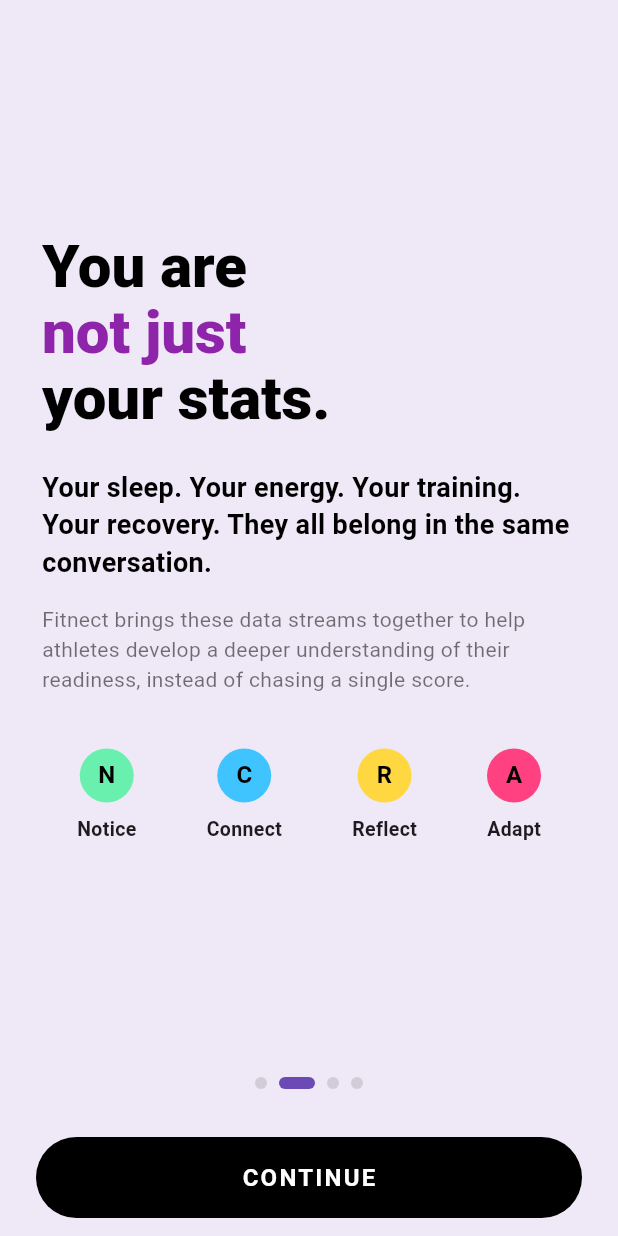
After one commit to ahmadrahees156-creator/fitnect, a Flutter app: the screen it shows after launch, after a tap on "CONTINUE", on a phone screen of 412 x 824 dp. The commit adds this screen. Run offline on Flutter 3.47's test engine with Material 3 defaults, Android fonts, the phone set to English and light mode, and no system bars.

Commit message:
onboarding screen

```diff
--- /dev/null
+++ b/lib/onboarding_screen.dart
@@ -0,0 +1,508 @@
+import 'package:flutter/material.dart';
+import 'package:flutter/gestures.dart';
+
+class OnboardingScreen extends StatefulWidget {
+  const OnboardingScreen({super.key});
+
+  @override
+  State<OnboardingScreen> createState() => _OnboardingScreenState();
+}
+
+class _OnboardingScreenState extends State<OnboardingScreen> {
+  final PageController _pageController = PageController();
+  int _currentPage = 0;
+
+  @override
+  void dispose() {
+    _pageController.dispose();
+    super.dispose();
+  }
+
+  void _onNextPage() {
+    if (_currentPage < 3) {
+      _pageController.nextPage(
+        duration: const Duration(milliseconds: 400),
+        curve: Curves.easeInOut,
+      );
+    } else {
+
+      Navigator.of(context).pushReplacement(
+        MaterialPageRoute(
+          builder: (context) => const PlaceholderHomeScreen(),
+        ),
+      );
+    }
+  }
+
+  @override
+  Widget build(BuildContext context) {
+    const backgroundColor = Color(0xFFEFE8F6); // Soft pastel purple theme
+
+    return Scaffold(
+      backgroundColor: backgroundColor,
+      body: SafeArea(
+        child: Column(
+          children: [
+
+            Expanded(
+              child: ScrollConfiguration(
+                behavior: ScrollConfiguration.of(context).copyWith(
+                  dragDevices: {
+                    PointerDeviceKind.touch,
+                    PointerDeviceKind.mouse,
+                    PointerDeviceKind.trackpad,
+                  },
+                ),
+                child: PageView(
+                  controller: _pageController,
+                  onPageChanged: (index) {
+                    setState(() {
+                      _currentPage = index;
+                    });
+                  },
+                  children: const [
+                    _SlideOne(),
+                    _SlideTwo(),
+                    _SlideThree(),
+                    _SlideFour(),
+                  ],
+                ),
+              ),
+            ),
+
+
+            Row(
+              mainAxisAlignment: MainAxisAlignment.center,
+              children: List.generate(
+                4,
+                (index) => AnimatedContainer(
+                  duration: const Duration(milliseconds: 300),
+                  margin: const EdgeInsets.symmetric(horizontal: 4.0),
+                  height: 8.0,
+                  width: _currentPage == index ? 24.0 : 8.0,
+                  decoration: BoxDecoration(
+                    color: _currentPage == index
+                        ? const Color(0xFF6C4AB6)
+                        : Colors.black12,
+                    borderRadius: BorderRadius.circular(4.0),
+                  ),
+                ),
+              ),
+            ),
+            const SizedBox(height: 20.0),
+
+
+            Padding(
+              padding: const EdgeInsets.symmetric(horizontal: 24.0, vertical: 12.0),
+              child: SizedBox(
+                width: double.infinity,
+                height: 54,
+                child: ElevatedButton(
+                  onPressed: _onNextPage,
+                  style: ElevatedButton.styleFrom(
+                    backgroundColor: Colors.black,
+                    foregroundColor: Colors.white,
+                    shape: RoundedRectangleBorder(
+                      borderRadius: BorderRadius.circular(30),
+                    ),
+                    elevation: 0,
+                  ),
+                  child: Text(
+                    _currentPage == 3 ? 'GET STARTED' : 'CONTINUE',
+                    style: const TextStyle(
+                      fontSize: 16,
+                      fontWeight: FontWeight.bold,
+                      letterSpacing: 1.5,
+                    ),
+                  ),
+                ),
+              ),
+            ),
+          ],
+        ),
+      ),
+    );
+  }
+}
+
+
+class _SlideOne extends StatelessWidget {
+  const _SlideOne();
+
+  @override
+  Widget build(BuildContext context) {
+    return Padding(
+      padding: const EdgeInsets.symmetric(horizontal: 28.0),
+      child: Column(
+        mainAxisAlignment: MainAxisAlignment.center,
+        crossAxisAlignment: CrossAxisAlignment.start,
+        children: [
+          Row(
+            children: const [
+              Icon(Icons.circle, size: 8, color: Color(0xFF9C27B0)),
+              SizedBox(width: 8),
+              Text(
+                'ATHLETE WELLNESS, REIMAGINED',
+                style: TextStyle(
+                  color: Color(0xFF8E24AA),
+                  fontSize: 12,
+                  fontWeight: FontWeight.bold,
+                  letterSpacing: 1.2,
+                ),
+              ),
+            ],
+          ),
+          const SizedBox(height: 24),
+          const Text(
+            'Listen\nto your\nbody.',
+            style: TextStyle(
+              color: Colors.black,
+              fontSize: 48,
+              height: 1.1,
+              fontWeight: FontWeight.w900,
+            ),
+          ),
+          const SizedBox(height: 24),
+          const Text(
+            'Performance is more than what happens during a workout. '
+            'Understand your wellness, training and recovery as parts of one bigger picture.',
+            style: TextStyle(
+              color: Colors.black87,
+              fontSize: 16,
+              height: 1.5,
+            ),
+          ),
+        ],
+      ),
+    );
+  }
+}
+
+
+class _SlideTwo extends StatelessWidget {
+  const _SlideTwo();
+
+  @override
+  Widget build(BuildContext context) {
+    return Padding(
+      padding: const EdgeInsets.symmetric(horizontal: 28.0),
+      child: Column(
+        mainAxisAlignment: MainAxisAlignment.center,
+        crossAxisAlignment: CrossAxisAlignment.start,
+        children: [
+          RichText(
+            text: const TextSpan(
+              style: TextStyle(
+                color: Colors.black,
+                fontSize: 40,
+                fontWeight: FontWeight.w900,
+                height: 1.1,
+              ),
+              children: [
+                TextSpan(text: 'You are\n'),
+                TextSpan(
+                  text: 'not just\n',
+                  style: TextStyle(color: Color(0xFF8E24AA)),
+                ),
+                TextSpan(text: 'your stats.'),
+              ],
+            ),
+          ),
+          const SizedBox(height: 24),
+          const Text(
+            'Your sleep. Your energy. Your training. Your recovery. They all belong in the same conversation.',
+            style: TextStyle(
+              color: Colors.black,
+              fontSize: 18,
+              fontWeight: FontWeight.w600,
+              height: 1.4,
+            ),
+          ),
+          const SizedBox(height: 16),
+          const Text(
+            'Fitnect brings these data streams together to help athletes develop a deeper understanding of their readiness, instead of chasing a single score.',
+            style: TextStyle(
+              color: Colors.black54,
+              fontSize: 14,
+              height: 1.4,
+            ),
+          ),
+          const SizedBox(height: 36),
+          Row(
+            mainAxisAlignment: MainAxisAlignment.spaceAround,
+            children: const [
+              _PillarItem(color: Colors.greenAccent, label: 'Notice'),
+              _PillarItem(color: Colors.lightBlueAccent, label: 'Connect'),
+              _PillarItem(color: Colors.amberAccent, label: 'Reflect'),
+              _PillarItem(color: Colors.pinkAccent, label: 'Adapt'),
+            ],
+          ),
+        ],
+      ),
+    );
+  }
+}
+
+class _PillarItem extends StatelessWidget {
+  final Color color;
+  final String label;
+
+  const _PillarItem({required this.color, required this.label});
+
+  @override
+  Widget build(BuildContext context) {
+    return Column(
+      children: [
+        CircleAvatar(
+          radius: 18,
+          backgroundColor: color,
+          child: Text(
+            label[0],
+            style: const TextStyle(color: Colors.black, fontWeight: FontWeight.bold),
+          ),
+        ),
+        const SizedBox(height: 8),
+        Text(
+          label,
+          style: const TextStyle(fontWeight: FontWeight.bold, fontSize: 13),
+        ),
+      ],
+    );
+  }
+}
+
+
+class _SlideThree extends StatelessWidget {
+  const _SlideThree();
+
+  @override
+  Widget build(BuildContext context) {
+    return Padding(
+      padding: const EdgeInsets.symmetric(horizontal: 28.0),
+      child: Column(
+        mainAxisAlignment: MainAxisAlignment.center,
+        children: [
+          Container(
+            height: 160,
+            width: 160,
+            decoration: BoxDecoration(
+              color: Colors.purple.shade100,
+              shape: BoxShape.circle,
+            ),
+            child: const Icon(
+              Icons.directions_run_rounded,
+              size: 90,
+              color: Color(0xFF6C4AB6),
+            ),
+          ),
+          const SizedBox(height: 36),
+          const Text(
+            "You're all set, Athlete.",
+            textAlign: TextAlign.center,
+            style: TextStyle(
+              color: Colors.black,
+              fontSize: 32,
+              fontWeight: FontWeight.w900,
+            ),
+          ),
+          const SizedBox(height: 16),
+          const Text(
+            'Connect your sensors, set your recovery goals, and start listening to your body. Your journey to optimized performance begins now.',
+            textAlign: TextAlign.center,
+            style: TextStyle(
+              color: Colors.black87,
+              fontSize: 15,
+              height: 1.5,
+            ),
+          ),
+        ],
+      ),
+    );
+  }
+}
+
+
+class _SlideFour extends StatelessWidget {
+  const _SlideFour();
+
+  @override
+  Widget build(BuildContext context) {
+    return SingleChildScrollView(
+      padding: const EdgeInsets.symmetric(horizontal: 24.0, vertical: 16.0),
+      child: Column(
+        crossAxisAlignment: CrossAxisAlignment.start,
+        children: [
+
+          Row(
+            children: const [
+              Icon(Icons.circle, size: 8, color: Color(0xFF9C27B0)),
+              SizedBox(width: 8),
+              Text(
+                'A SIMPLE PRACTICE',
+                style: TextStyle(
+                  color: Color(0xFF8E24AA),
+                  fontSize: 11,
+                  fontWeight: FontWeight.bold,
+                  letterSpacing: 1.2,
+                ),
+              ),
+            ],
+          ),
+          const SizedBox(height: 12),
+
+          RichText(
+            text: const TextSpan(
+              style: TextStyle(
+                color: Colors.black,
+                fontSize: 32,
+                fontWeight: FontWeight.w900,
+                height: 1.1,
+              ),
+              children: [
+                TextSpan(text: 'Small check-ins.\n'),
+                TextSpan(
+                  text: 'Bigger picture.',
+                  style: TextStyle(color: Color(0xFF8E24AA)),
+                ),
+              ],
+            ),
+          ),
+          const SizedBox(height: 10),
+          const Text(
+            'A straightforward process designed around everyday athlete wellness, not complicated dashboards.',
+            style: TextStyle(color: Colors.black54, fontSize: 13, height: 1.4),
+          ),
+          const SizedBox(height: 20),
+
+
+          _buildStepRow(
+            badgeText: '01',
+            badgeColor: Colors.greenAccent,
+            title: 'Check in with yourself.',
+            subtitle: 'Record how you feel, how you slept, how your body is recovering.',
+          ),
+          const SizedBox(height: 12),
+          _buildStepRow(
+            badgeText: '02',
+            badgeColor: Colors.lightBlueAccent,
+            title: 'Connect the signals.',
+            subtitle: 'Bring wellness and training information together to understand patterns.',
+          ),
+          const SizedBox(height: 12),
+          _buildStepRow(
+            badgeText: '03',
+            badgeColor: Colors.amberAccent,
+            title: 'Make informed decisions.',
+            subtitle: 'Use the bigger picture to guide thoughts, training and recovery choices.',
+          ),
+          const SizedBox(height: 24),
+
+
+          Container(
+            padding: const EdgeInsets.all(24.0),
+            decoration: BoxDecoration(
+              color: const Color(0xFFFFCC80),
+              borderRadius: BorderRadius.circular(20),
+            ),
+            child: Column(
+              crossAxisAlignment: CrossAxisAlignment.start,
+              children: const [
+                Text(
+                  '• YOUR JOURNEY, YOUR SIGNALS',
+                  style: TextStyle(
+                    color: Color(0xFFD84315),
+                    fontSize: 10,
+                    fontWeight: FontWeight.bold,
+                    letterSpacing: 1.2,
+                  ),
+                ),
+                SizedBox(height: 12),
+                Text(
+                  'Train hard.\nUnderstand deeper.',
+                  style: TextStyle(
+                    color: Colors.black,
+                    fontSize: 28,
+                    fontWeight: FontWeight.w900,
+                    height: 1.15,
+                  ),
+                ),
+              ],
+            ),
+          ),
+        ],
+      ),
+    );
+  }
+
+  Widget _buildStepRow({
+    required String badgeText,
+    required Color badgeColor,
+    required String title,
+    required String subtitle,
+  }) {
+    return Container(
+      padding: const EdgeInsets.all(12),
+      decoration: BoxDecoration(
+        color: Colors.white.withValues(alpha: 0.5),
+        borderRadius: BorderRadius.circular(12),
+      ),
+      child: Row(
+        crossAxisAlignment: CrossAxisAlignment.start,
+        children: [
+          CircleAvatar(
+            radius: 14,
+            backgroundColor: badgeColor,
+            child: Text(
+              badgeText,
+              style: const TextStyle(
+                color: Colors.black,
+                fontSize: 11,
+                fontWeight: FontWeight.bold,
+              ),
+            ),
+          ),
+          const SizedBox(width: 12),
+          Expanded(
+            child: Column(
+              crossAxisAlignment: CrossAxisAlignment.start,
+              children: [
+                Text(
+                  title,
+                  style: const TextStyle(
+                    fontWeight: FontWeight.bold,
+                    fontSize: 14,
+                    color: Colors.black,
+                  ),
+                ),
+                const SizedBox(height: 2),
+                Text(
+                  subtitle,
+                  style: const TextStyle(
+                    fontSize: 12,
+                    color: Colors.black54,
+                    height: 1.3,
+                  ),
+                ),
+              ],
+            ),
+          ),
+        ],
+      ),
+    );
+  }
+}
+
+
+class PlaceholderHomeScreen extends StatelessWidget {
+  const PlaceholderHomeScreen({super.key});
+
+  @override
+  Widget build(BuildContext context) {
+    return Scaffold(
+      appBar: AppBar(title: const Text('Fitnect Home')),
+      body: const Center(
+        child: Text('Welcome to Fitnect!'),
+      ),
+    );
+  }
+}
--- a/lib/splashscreen.dart
+++ b/lib/splashscreen.dart
@@ -1,4 +1,5 @@
 import 'dart:async';
+import 'package:fitnect/onboarding_screen.dart';
 import 'package:flutter/material.dart';
 
 class SplashScreen extends StatefulWidget {
@@ -41,7 +42,7 @@ class _SplashScreenState extends State<SplashScreen> {
       if (mounted) {
         Navigator.of(context).pushReplacement(
           MaterialPageRoute(
-            builder: (context) => const PlaceholderHomeScreen(),
+            builder: (context) => const OnboardingScreen(),
           ),
         );
       }
```
